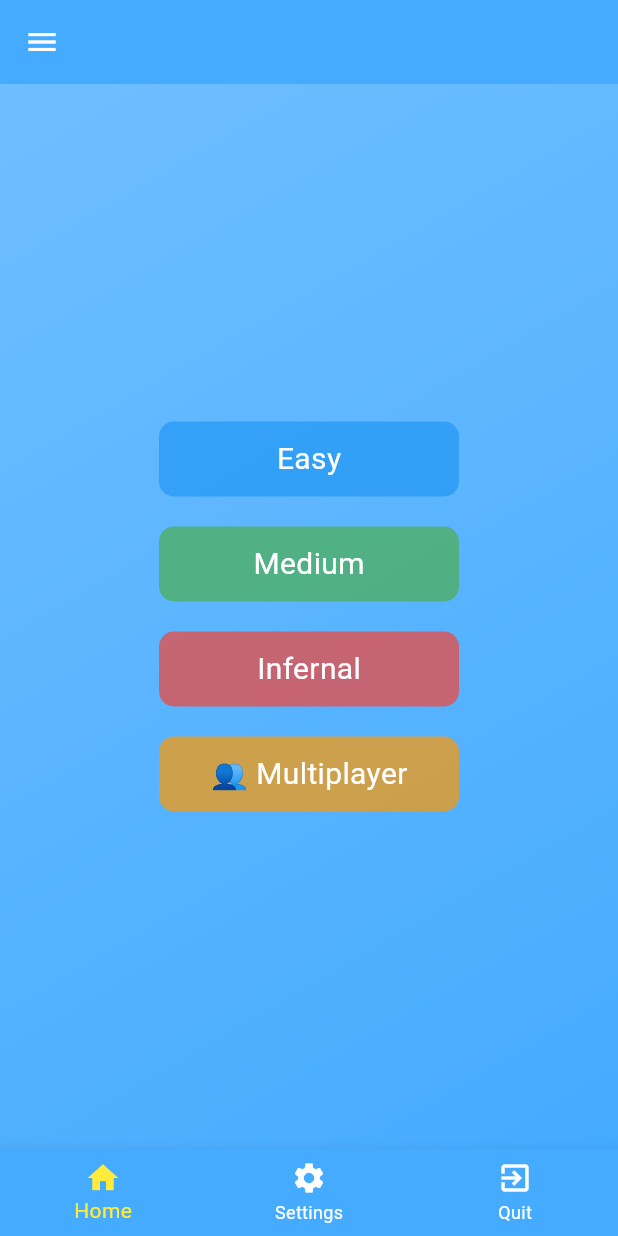
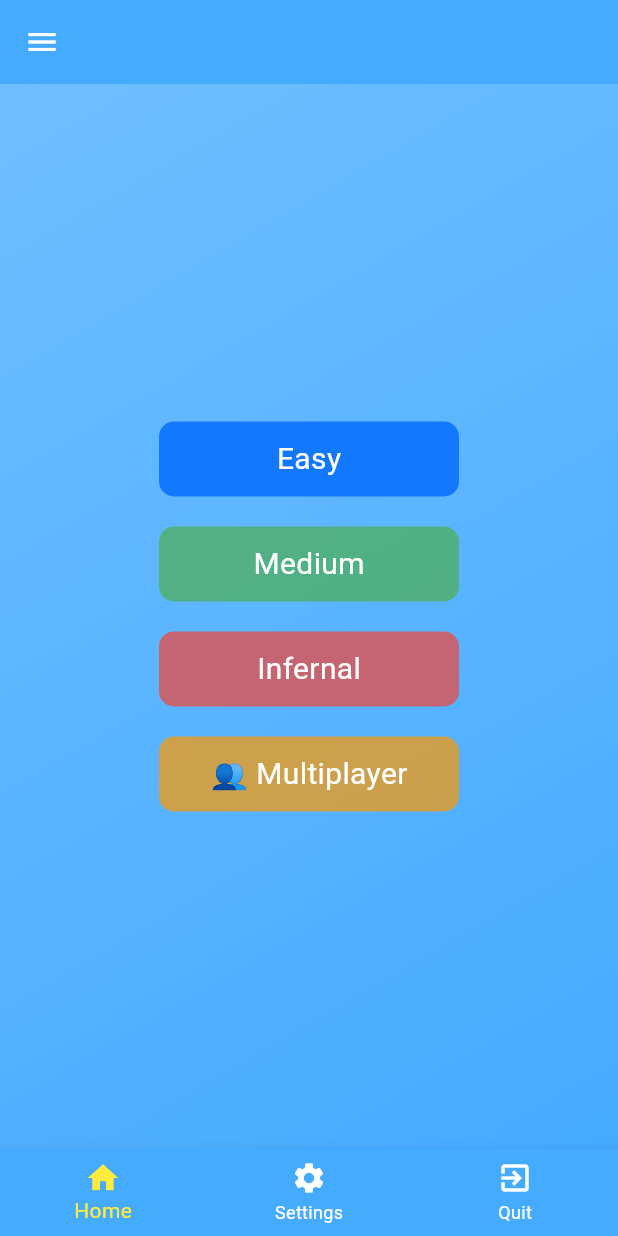
Before and after one commit to SalomonMetre/akari, a Flutter app: the MenuPage screen opened by its route, on a phone screen of 412 x 824 dp. Run offline on Flutter 3.47's test engine with Material 3 defaults, Android fonts, the light colour scheme and no system bars; our stand-ins replace animate_do, animated_text_kit, another_flutter_splash_screen, getwidget, go_router, google_fonts.

Commit message:
udpate menu page [change of color for easy level]

```diff
--- a/akari/lib/screens/menu_page.dart
+++ b/akari/lib/screens/menu_page.dart
@@ -107,7 +107,7 @@ class _MenuPageState extends State<MenuPage> {
                       width: 200,
                       height: 50,
                       decoration: BoxDecoration(
-                        color: Colors.blue.withOpacity(0.7),
+                        color: AppColors.blue3,
                         borderRadius: BorderRadius.circular(10),
                       ),
                       alignment: Alignment.center,
```
